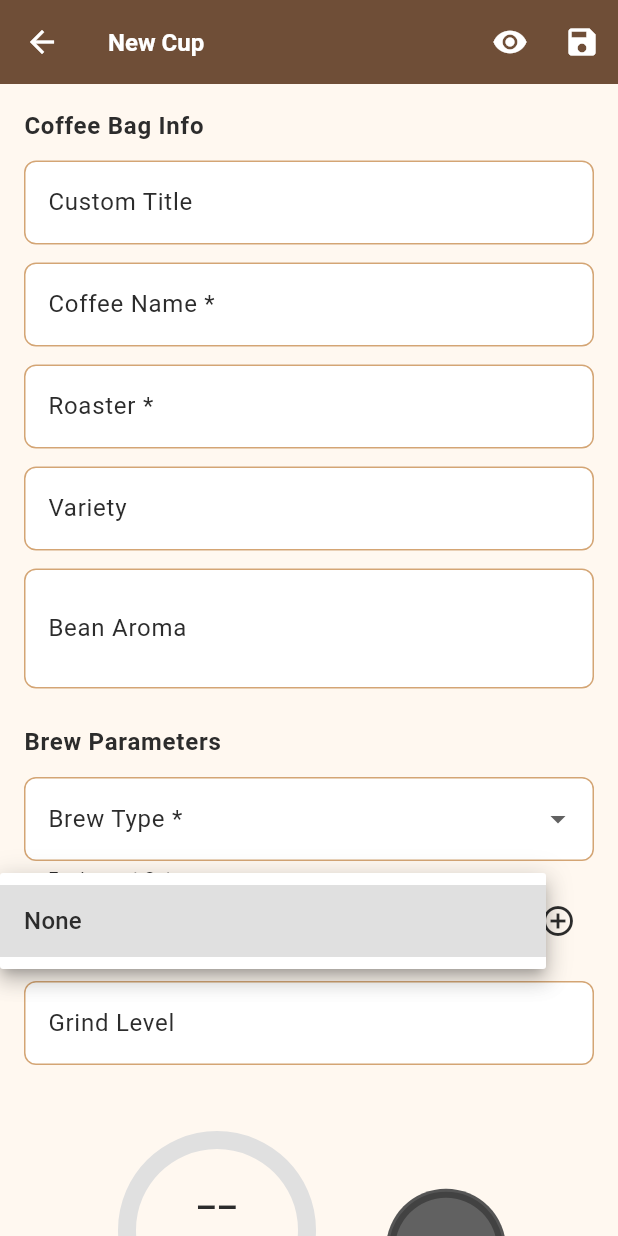
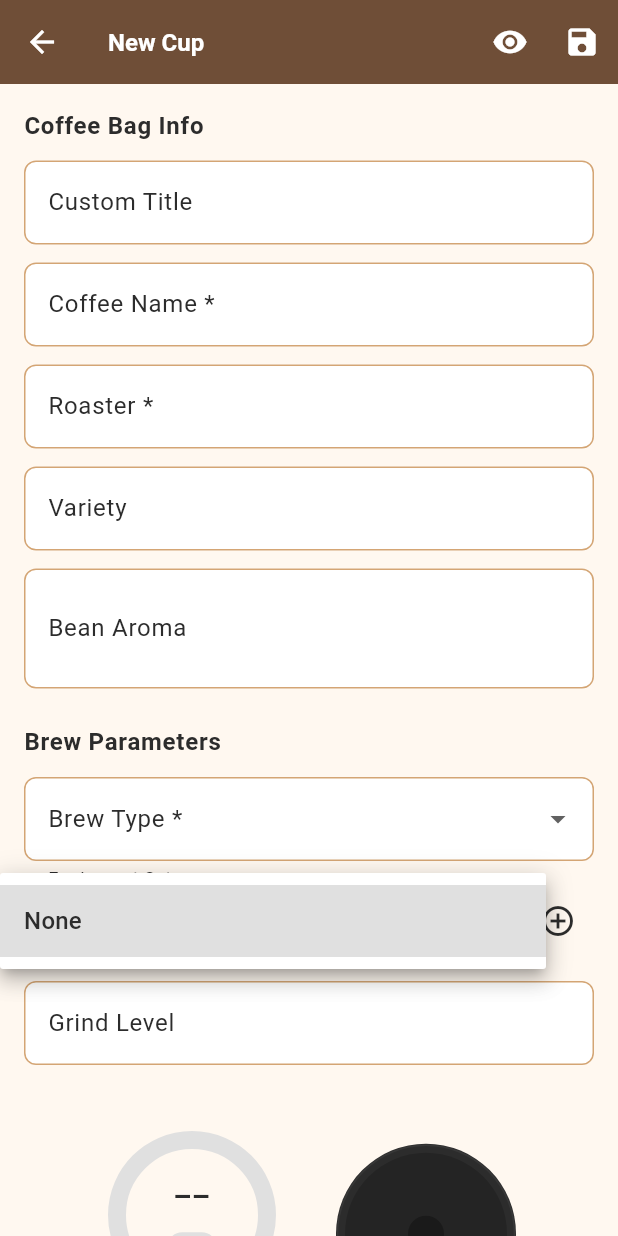
Before and after one commit to nfeuer/brewlog, a Flutter app: the CupCardScreen screen opened directly, after a tap on "None", on a phone screen of 412 x 824 dp. Run offline on Flutter 3.47's test engine with Material 3 defaults, Android fonts, the phone set to English and light mode, and no system bars; our stand-ins replace cloud_firestore, firebase_auth, firebase_core, flutter_riverpod, hive, hive_flutter and 1 more; accounts and stored records are empty; generated files the repository leaves out were written again.

Commit message:
Update temperature dial styling and increase max to 275°F
- Increase temperature range to 60-135°C (140-275°F)
- Make both circular arc and dial knob same height (120x120)
- Update dial knob to dark charcoal aesthetic with white indicator
- Adjust font sizes and padding for better proportions

```diff
--- a/lib/widgets/temperature_dial.dart
+++ b/lib/widgets/temperature_dial.dart
@@ -15,8 +15,8 @@ class TemperatureDial extends StatefulWidget {
     this.initialValue,
     this.initialUnit = TemperatureUnit.celsius,
     required this.onChanged,
-    this.minTemp = 60.0, // Default range 60-100°C
-    this.maxTemp = 100.0,
+    this.minTemp = 60.0, // Default range 60-135°C (140-275°F)
+    this.maxTemp = 135.0,
   });
 
   @override
@@ -106,8 +106,8 @@ class _TemperatureDialState extends State<TemperatureDial> {
             mainAxisSize: MainAxisSize.min,
             children: [
               SizedBox(
-                width: 140,
-                height: 140,
+                width: 120,
+                height: 120,
                 child: CustomPaint(
                   painter: _CircularArcPainter(
                     progress: _knobAngle / 270.0,
@@ -122,7 +122,7 @@ class _TemperatureDialState extends State<TemperatureDial> {
                               ? displayTemp.toStringAsFixed(0)
                               : '--',
                           style: const TextStyle(
-                            fontSize: 48,
+                            fontSize: 42,
                             fontWeight: FontWeight.w300,
                             height: 1.0,
                           ),
@@ -132,18 +132,18 @@ class _TemperatureDialState extends State<TemperatureDial> {
                           onTap: _toggleUnit,
                           child: Container(
                             padding: const EdgeInsets.symmetric(
-                              horizontal: 12,
-                              vertical: 4,
+                              horizontal: 10,
+                              vertical: 3,
                             ),
                             decoration: BoxDecoration(
-                              color: Colors.grey.shade200,
-                              borderRadius: BorderRadius.circular(12),
+                              color: Colors.grey.shade300,
+                              borderRadius: BorderRadius.circular(10),
                             ),
                             child: Text(
                               '°${_currentUnit == TemperatureUnit.celsius ? 'C' : 'F'}',
                               style: const TextStyle(
-                                fontSize: 14,
-                                fontWeight: FontWeight.w500,
+                                fontSize: 12,
+                                fontWeight: FontWeight.w600,
                               ),
                             ),
                           ),
@@ -197,8 +197,8 @@ class _TemperatureDialState extends State<TemperatureDial> {
               }
             },
             child: SizedBox(
-              width: 80,
-              height: 80,
+              width: 120,
+              height: 120,
               child: CustomPaint(
                 painter: _DialKnobPainter(
                   angle: _knobAngle,
@@ -296,51 +296,53 @@ class _DialKnobPainter extends CustomPainter {
     final center = Offset(size.width / 2, size.height / 2);
     final radius = size.width / 2;
 
-    // Draw outer circle (knob body)
+    // Draw outer circle (dark knob body)
     final knobPaint = Paint()
-      ..color = Colors.grey.shade800
+      ..color = const Color(0xFF2C2C2C)
       ..style = PaintingStyle.fill;
 
     canvas.drawCircle(center, radius, knobPaint);
 
-    // Draw inner circle (slightly lighter)
+    // Draw inner circle (slightly darker for depth)
     final innerPaint = Paint()
-      ..color = Colors.grey.shade700
+      ..color = const Color(0xFF242424)
       ..style = PaintingStyle.fill;
 
-    canvas.drawCircle(center, radius * 0.85, innerPaint);
+    canvas.drawCircle(center, radius * 0.9, innerPaint);
 
-    // Draw indicator line
+    // Draw indicator notch/line at the edge
     final angleRad = (angle + 135) * math.pi / 180; // Convert to radians, adjust for starting position
+
+    // Draw a white indicator line at the outer edge
     final indicatorStart = Offset(
-      center.dx + (radius * 0.3) * math.cos(angleRad),
-      center.dy + (radius * 0.3) * math.sin(angleRad),
+      center.dx + (radius * 0.75) * math.cos(angleRad),
+      center.dy + (radius * 0.75) * math.sin(angleRad),
     );
     final indicatorEnd = Offset(
-      center.dx + (radius * 0.7) * math.cos(angleRad),
-      center.dy + (radius * 0.7) * math.sin(angleRad),
+      center.dx + (radius * 0.95) * math.cos(angleRad),
+      center.dy + (radius * 0.95) * math.sin(angleRad),
     );
 
     final indicatorPaint = Paint()
-      ..color = color
+      ..color = Colors.white
       ..style = PaintingStyle.stroke
-      ..strokeWidth = 3
+      ..strokeWidth = 4
       ..strokeCap = StrokeCap.round;
 
     canvas.drawLine(indicatorStart, indicatorEnd, indicatorPaint);
 
-    // Draw center dot
+    // Draw center dot for depth
     final centerDotPaint = Paint()
-      ..color = Colors.grey.shade900
+      ..color = const Color(0xFF1A1A1A)
       ..style = PaintingStyle.fill;
 
-    canvas.drawCircle(center, radius * 0.15, centerDotPaint);
+    canvas.drawCircle(center, radius * 0.2, centerDotPaint);
 
-    // Draw subtle edge highlight
+    // Draw subtle edge highlight for 3D effect
     final highlightPaint = Paint()
-      ..color = Colors.white.withOpacity(0.1)
+      ..color = Colors.white.withOpacity(0.05)
       ..style = PaintingStyle.stroke
-      ..strokeWidth = 2;
+      ..strokeWidth = 1;
 
     canvas.drawCircle(center, radius - 1, highlightPaint);
   }
```
